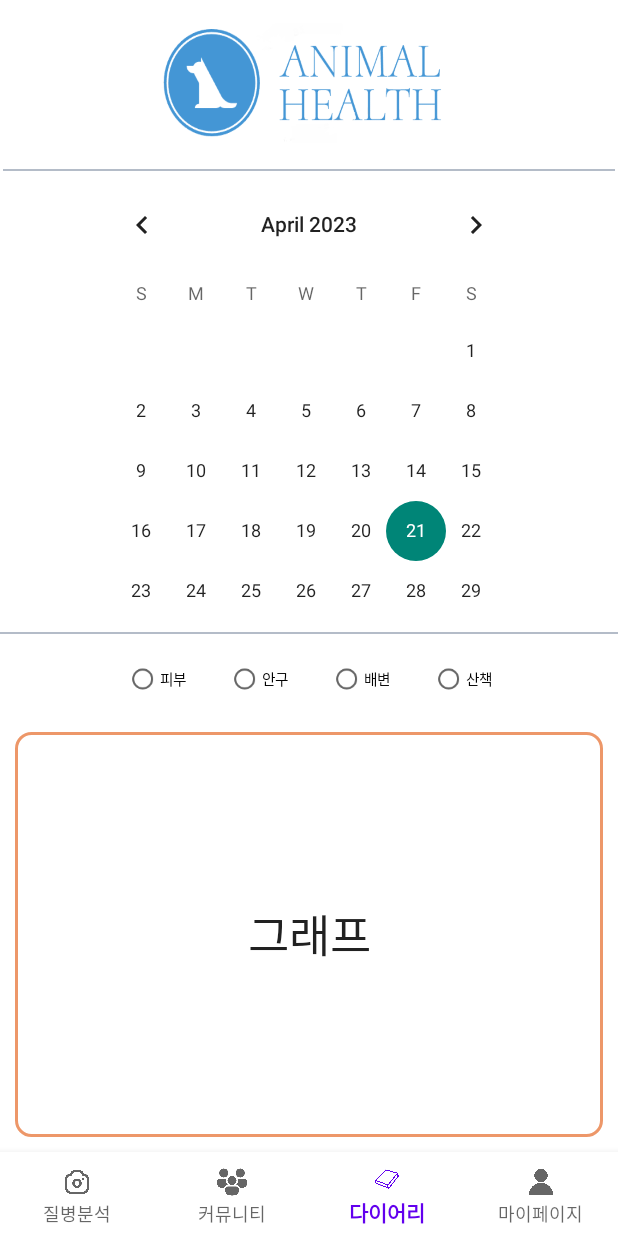
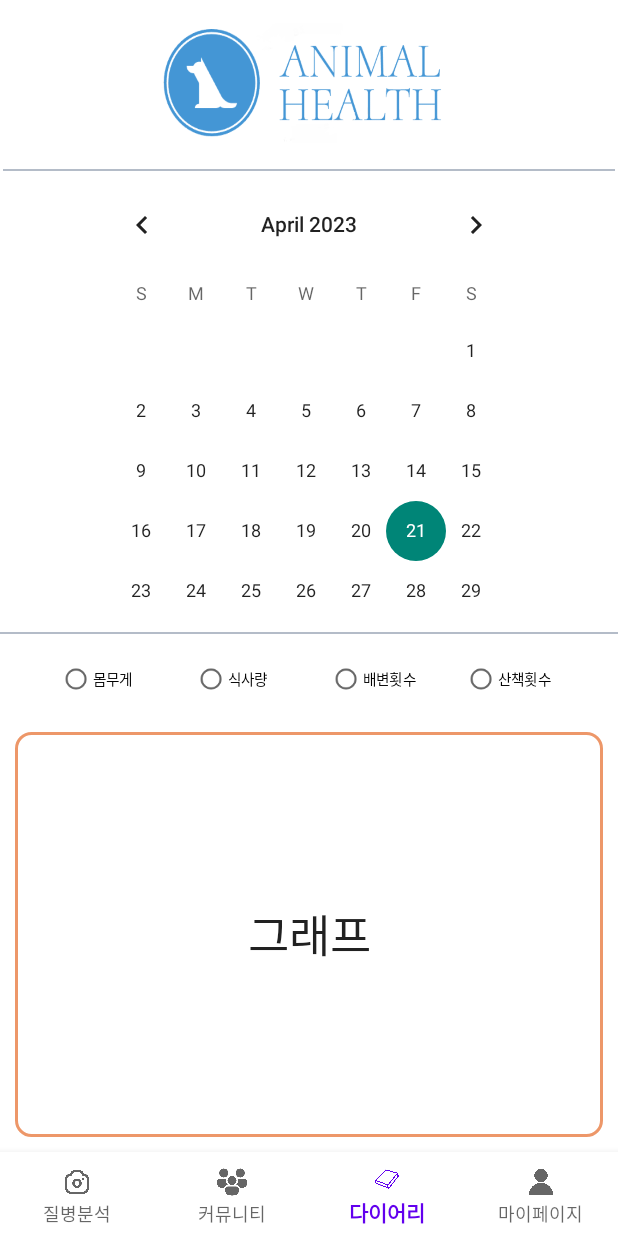
Before and after one commit to owls-who-coding/Front-end, an Android app: the screen it shows after launch (choice), item 3 of the bottom bar chosen, on a phone screen of 412 x 824 dp. Run offline under Robolectric (Android 15) with nearby library versions, the phone set to English and light mode, and no system bars; libraries missing offline, so code that uses them is left out: com.github.mikephil.charting; plain views replace LineChart; 55 statements that could not run were skipped.

Commit message:
fix: graph_design_and_editText_String_try_catch

```diff
--- a/app/src/main/res/layout/activity_diary.xml
+++ b/app/src/main/res/layout/activity_diary.xml
@@ -27,38 +27,36 @@
             android:layout_width="match_parent"
             android:layout_height="50dp"
             android:orientation="horizontal"
-            android:gravity="center">
+            android:gravity="center"
+            android:layout_marginRight="10dp"
+            android:layout_marginLeft="10dp">
 
             <RadioButton
                 android:id="@+id/kg_graph"
-                android:layout_width="wrap_content"
+                android:layout_width="90dp"
                 android:layout_height="wrap_content"
-                android:text="피부"
-                android:layout_margin="5dp"
+                android:text="몸무게"
                 android:scaleX="0.7"
                 android:scaleY="0.7"/>
             <RadioButton
                 android:id="@+id/eat_graph"
-                android:layout_width="wrap_content"
+                android:layout_width="90dp"
                 android:layout_height="wrap_content"
-                android:text="안구"
-                android:layout_margin="5dp"
+                android:text="식사량"
                 android:scaleX="0.7"
                 android:scaleY="0.7"/>
             <RadioButton
                 android:id="@+id/count_graph"
-                android:layout_width="wrap_content"
+                android:layout_width="90dp"
                 android:layout_height="wrap_content"
-                android:text="배변"
-                android:layout_margin="5dp"
+                android:text="배변횟수"
                 android:scaleX="0.7"
                 android:scaleY="0.7"/>
             <RadioButton
                 android:id="@+id/out_graph"
-                android:layout_width="wrap_content"
+                android:layout_width="90dp"
                 android:layout_height="wrap_content"
-                android:text="산책"
-                android:layout_margin="5dp"
+                android:text="산책횟수"
                 android:scaleX="0.7"
                 android:scaleY="0.7"/>
 
```
Also changed, not shown: app/src/main/java/com/example/my_last/diary.java (+44 -5 lines).
